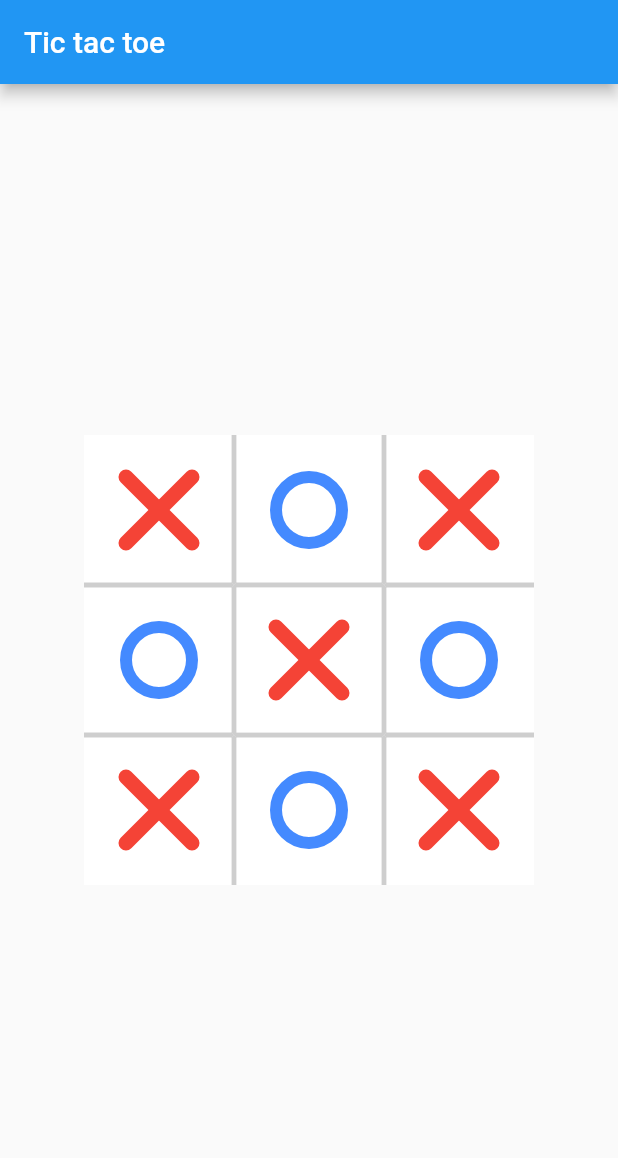
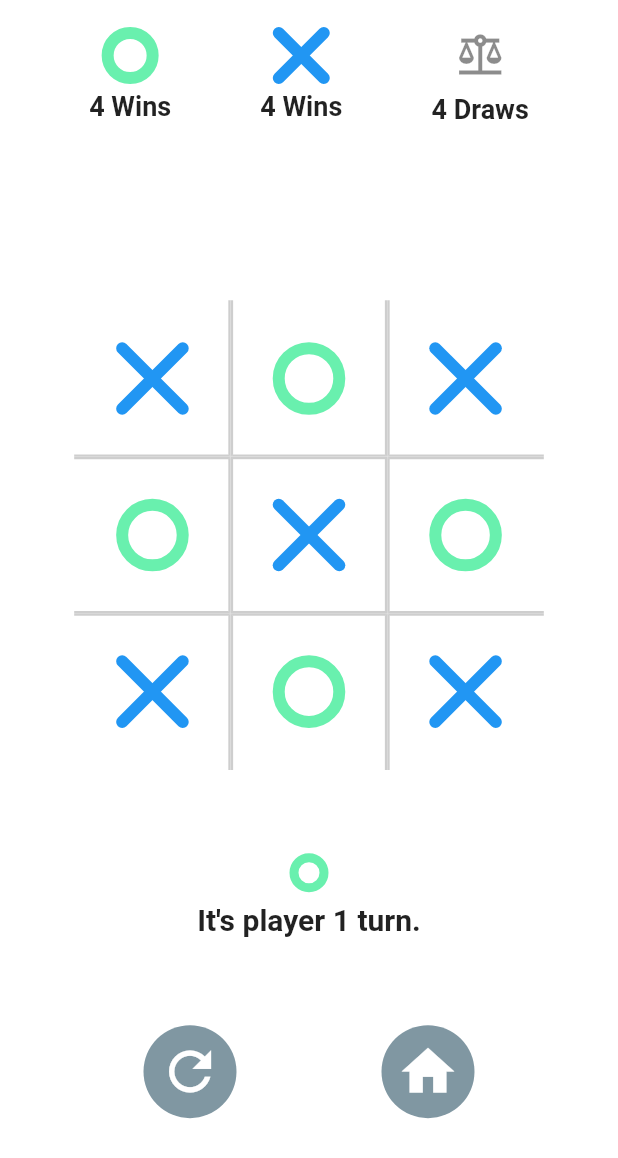
Before and after one commit to GnuaAruht/tic_tac_toe, a Flutter app: the screen it shows after launch, on a phone screen of 412 x 824 dp. Shown: the top 1158 px of the screen. Run offline on Flutter 3.47's test engine with Material 2 defaults, Android fonts, the phone set to English and light mode, and no system bars.

Commit message:
update ui in game page

```diff
--- a/lib/main.dart
+++ b/lib/main.dart
@@ -1,6 +1,6 @@
 import 'package:flutter/material.dart';
 
-import 'home_page.dart';
+import 'pages/game/game_page.dart';
 
 void main() {
   runApp(const MyApp());
@@ -17,7 +17,7 @@ class MyApp extends StatelessWidget {
       theme: ThemeData(
         primarySwatch: Colors.blue,
       ),
-      home: const HomePage(),
+      home: const GamePage(),
     );
   }
 }
--- a/lib/home_page.dart
+++ b/lib/pages/game/board_widget.dart
@@ -1,30 +1,16 @@
-import 'package:flutter/material.dart';
+part of 'game_page.dart';
 
-import 'widgets/circle_widget.dart';
-import 'widgets/cross_widget.dart';
-
-class HomePage extends StatefulWidget {
-  const HomePage({Key? key}) : super(key: key);
-
-  @override
-  State<HomePage> createState() => _HomePageState();
-}
-
-class _HomePageState extends State<HomePage> {
-  void onTap(int idx) {}
-
-  void togglePlayer() {}
+class BoardWidget extends StatelessWidget {
+  final double size;
+  const BoardWidget({
+    Key? key,
+    required this.size,
+  }) : super(key: key);
 
   @override
   Widget build(BuildContext context) {
-    return Scaffold(
-      appBar: AppBar(
-        title: const Text('Tic tac toe'),
-      ),
-      body: Center(
-        child: SizedBox(
-          height: 300.0,
-          width: 300.0,
+    return SizedBox.fromSize(
+      size: Size.square(size),
       child: GridView.count(
         crossAxisCount: 3,
         shrinkWrap: true,
@@ -32,13 +18,11 @@ class _HomePageState extends State<HomePage> {
         physics: const NeverScrollableScrollPhysics(),
         children: List.generate(
           9,
-              (index) => Field(
+          (index) => _Field(
             index: index,
-                onTap: onTap,
+            onTap: (idx) {},
             isEnable: true,
             playerSymbol: "X",
-              ),
-            ),
           ),
         ),
       ),
@@ -46,12 +30,12 @@ class _HomePageState extends State<HomePage> {
   }
 }
 
-class Field extends StatelessWidget {
+class _Field extends StatelessWidget {
   final int index;
   final bool isEnable;
   final ValueChanged<int> onTap;
   final String playerSymbol;
-  Field({
+  _Field({
     Key? key,
     required this.index,
     required this.isEnable,
@@ -73,13 +57,9 @@ class Field extends StatelessWidget {
           border: _getBorder(index + 1),
         ),
         child: Padding(
-          padding: const EdgeInsets.all(28.0),
+          padding: const EdgeInsets.all(32.0),
           child: index % 2 == 0 ? const CrossWidget() : const CircleWidget(),
         ),
-        // child: Align(
-        //   alignment: Alignment.center,
-        //   child: Text(playerSymbol),
-        // ),
       ),
     );
   }
--- /dev/null
+++ b/lib/pages/game/current_player_widget.dart
@@ -0,0 +1,30 @@
+part of 'game_page.dart';
+
+class CurrentPlayerWidget extends StatelessWidget {
+  const CurrentPlayerWidget({Key? key}) : super(key: key);
+
+  @override
+  Widget build(BuildContext context) {
+    return Column(
+      children: const [
+        SizedBox(
+          height: 20.0,
+          width: 20.0,
+          child: CircleWidget(
+            strokeWidth: 6.0,
+          ),
+        ),
+        SizedBox(
+          height: 10.0,
+        ),
+        Text(
+          "It's player 1 turn.",
+          style: TextStyle(
+            fontSize: 20.0,
+            fontWeight: FontWeight.w600,
+          ),
+        )
+      ],
+    );
+  }
+}
--- /dev/null
+++ b/lib/pages/game/game_action_widget.dart
@@ -0,0 +1,40 @@
+part of 'game_page.dart';
+
+class GameActionWidget extends StatelessWidget {
+  const GameActionWidget({Key? key}) : super(key: key);
+
+  @override
+  Widget build(BuildContext context) {
+    return Row(
+      mainAxisAlignment: MainAxisAlignment.spaceEvenly,
+      children: [
+        ElevatedButton(
+          onPressed: () {},
+          style: ElevatedButton.styleFrom(
+            elevation: 0.0,
+            shape: const CircleBorder(),
+            padding: const EdgeInsets.all(10),
+            primary: Colors.blueGrey.withOpacity(0.8),
+          ),
+          child: const Icon(
+            Icons.refresh,
+            size: 42.0,
+          ),
+        ),
+        ElevatedButton(
+          onPressed: () {},
+          style: ElevatedButton.styleFrom(
+            shape: const CircleBorder(),
+            padding: const EdgeInsets.all(10),
+            primary: Colors.blueGrey.withOpacity(0.8),
+            elevation: 0.0,
+          ),
+          child: const Icon(
+            Icons.home,
+            size: 42.0,
+          ),
+        )
+      ],
+    );
+  }
+}
--- /dev/null
+++ b/lib/pages/game/game_page.dart
@@ -0,0 +1,50 @@
+import 'package:flutter/material.dart';
+
+import '../../widgets/circle_widget.dart';
+import '../../widgets/cross_widget.dart';
+
+part 'board_widget.dart';
+part 'current_player_widget.dart';
+part 'game_action_widget.dart';
+part 'game_status_widget.dart';
+
+class GamePage extends StatefulWidget {
+  const GamePage({Key? key}) : super(key: key);
+
+  @override
+  State<GamePage> createState() => _GamePageState();
+}
+
+class _GamePageState extends State<GamePage> {
+  void onTap(int idx) {}
+
+  void togglePlayer() {}
+
+  @override
+  Widget build(BuildContext context) {
+    final size = MediaQuery.of(context).size;
+
+    return Scaffold(
+      backgroundColor: Colors.white,
+      body: SafeArea(
+        child: Padding(
+          padding: const EdgeInsets.symmetric(
+            vertical: 20.0,
+          ),
+          child: Column(
+            children: [
+              const GameStatusWidget(),
+              const Spacer(flex: 2),
+              BoardWidget(size: size.width * 0.76),
+              const Spacer(),
+              const CurrentPlayerWidget(),
+              const Spacer(),
+              const GameActionWidget(),
+              const Spacer(),
+            ],
+          ),
+        ),
+      ),
+    );
+  }
+}
--- /dev/null
+++ b/lib/pages/game/game_status_widget.dart
@@ -0,0 +1,73 @@
+part of "game_page.dart";
+
+class GameStatusWidget extends StatelessWidget {
+  const GameStatusWidget({Key? key}) : super(key: key);
+
+  @override
+  Widget build(BuildContext context) {
+    return Row(
+      mainAxisAlignment: MainAxisAlignment.spaceEvenly,
+      children: [
+        Column(
+          children: const [
+            SizedBox(
+              width: 30.0,
+              height: 30.0,
+              child: CircleWidget(),
+            ),
+            SizedBox(
+              height: 8.0,
+            ),
+            Text(
+              "4 Wins",
+              style: TextStyle(
+                fontSize: 18.0,
+                fontWeight: FontWeight.bold,
+              ),
+            ),
+          ],
+        ),
+        Column(
+          children: const [
+            SizedBox(
+              width: 30.0,
+              height: 30.0,
+              child: CrossWidget(
+                strokeWidth: 8.0,
+              ),
+            ),
+            SizedBox(
+              height: 8.0,
+            ),
+            Text(
+              "4 Wins",
+              style: TextStyle(
+                fontSize: 18.0,
+                fontWeight: FontWeight.bold,
+              ),
+            ),
+          ],
+        ),
+        Column(
+          children: const [
+            Icon(
+              Icons.balance,
+              size: 34.0,
+              color: Colors.black45,
+            ),
+            SizedBox(
+              height: 8.0,
+            ),
+            Text(
+              "4 Draws",
+              style: TextStyle(
+                fontSize: 18.0,
+                fontWeight: FontWeight.bold,
+              ),
+            ),
+          ],
+        ),
+      ],
+    );
+  }
+}
--- /dev/null
+++ b/lib/pages/home/home_page.dart
@@ -0,0 +1,14 @@
+import 'package:flutter/material.dart';
+
+class HomePage extends StatelessWidget {
+  const HomePage({Key? key}) : super(key: key);
+
+  @override
+  Widget build(BuildContext context) {
+    return const Scaffold(
+      body: Center(
+        child: Text('This is home page'),
+      ),
+    );
+  }
+}
--- a/lib/widgets/circle_widget.dart
+++ b/lib/widgets/circle_widget.dart
@@ -3,17 +3,34 @@ import 'dart:math';
 import 'package:flutter/material.dart';
 
 class CircleWidget extends StatelessWidget {
-  const CircleWidget({Key? key}) : super(key: key);
+  final Color color;
+  final double strokeWidth;
+  const CircleWidget({
+    Key? key,
+    this.color = Colors.greenAccent,
+    this.strokeWidth = 8.0,
+  }) : super(key: key);
 
   @override
   Widget build(BuildContext context) {
     return CustomPaint(
-      painter: _CirclePainter(),
+      painter: _CirclePainter(
+        color: color,
+        strokeWidth: strokeWidth,
+      ),
     );
   }
 }
 
 class _CirclePainter extends CustomPainter {
+  final Color color;
+  final double strokeWidth;
+
+  _CirclePainter({
+    required this.color,
+    required this.strokeWidth,
+  });
+
   @override
   void paint(Canvas canvas, Size size) {
     final centerX = size.width / 2;
@@ -25,8 +42,8 @@ class _CirclePainter extends CustomPainter {
         center,
         radius,
         Paint()
-          ..color = Colors.blueAccent
-          ..strokeWidth = 8.0
+          ..color = color
+          ..strokeWidth = strokeWidth
           ..style = PaintingStyle.stroke);
   }
 
--- a/lib/widgets/cross_widget.dart
+++ b/lib/widgets/cross_widget.dart
@@ -1,23 +1,40 @@
 import 'package:flutter/material.dart';
 
 class CrossWidget extends StatelessWidget {
-  const CrossWidget({Key? key}) : super(key: key);
+  final Color color;
+  final double strokeWidth;
+  const CrossWidget({
+    Key? key,
+    this.color = Colors.blue,
+    this.strokeWidth = 8.0,
+  }) : super(key: key);
 
   @override
   Widget build(BuildContext context) {
     return CustomPaint(
-      painter: _CrossPainter(),
+      painter: _CrossPainter(
+        color: color,
+        strokeWidth: strokeWidth,
+      ),
     );
   }
 }
 
 class _CrossPainter extends CustomPainter {
+  final Color color;
+  final double strokeWidth;
+
+  _CrossPainter({
+    required this.color,
+    required this.strokeWidth,
+  });
+
   @override
   void paint(Canvas canvas, Size size) {
     final painter = Paint()
-      ..color = Colors.red
+      ..color = color
       ..strokeCap = StrokeCap.round
-      ..strokeWidth = 10.0;
+      ..strokeWidth = strokeWidth;
 
     canvas.drawLine(
       Offset(0.0, size.height),
```
Lines whose indentation alone changed are shown as unchanged.
